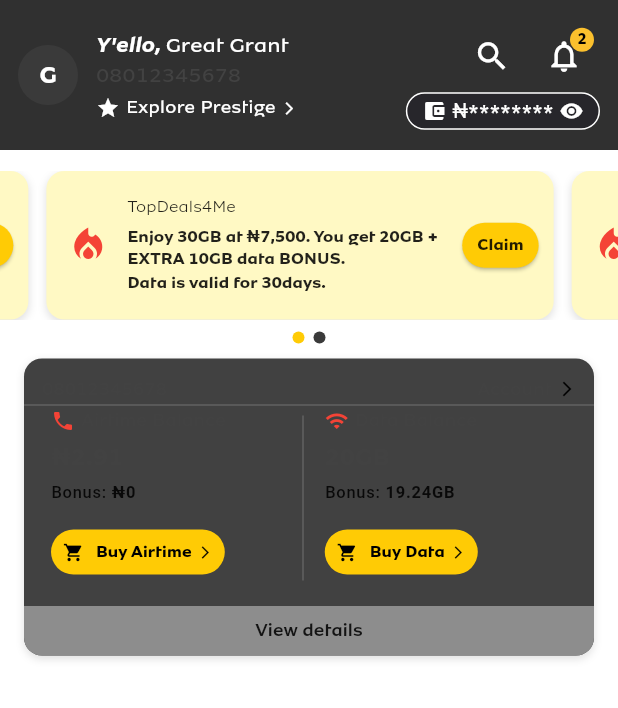
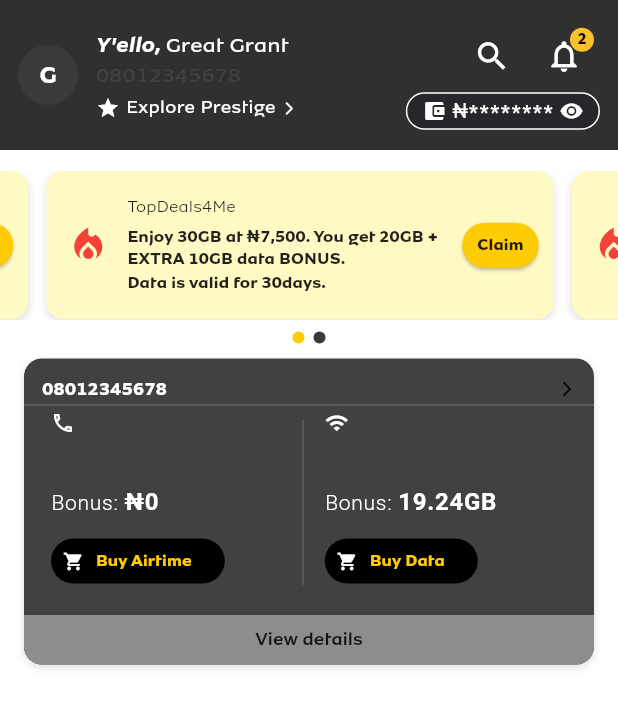
Before and after one commit to GreatGrant/MyMTNNGAppClone, a Flutter app: the screen it shows after launch, on a phone screen of 412 x 824 dp. Shown: the top 708 px of the screen. Run offline on Flutter 3.47's test engine with Material 3 defaults, Android fonts, the phone set to English and light mode, and no system bars; drawn by our look-alikes of carousel_slider.

Commit message:
create cliclable column

```diff
--- a/lib/widgets/balance_slider.dart
+++ b/lib/widgets/balance_slider.dart
@@ -30,7 +30,7 @@ class SliderItem extends StatelessWidget {
             child: Row(
               mainAxisAlignment: MainAxisAlignment.spaceBetween,
               children: [
-                Text(phoneNumber, style: const TextStyle(fontSize: 12)),
+                Text(phoneNumber, style: const TextStyle(fontSize: 12, fontWeight: FontWeight.bold, color: Colors.white)),
                 Row(
                   children: const [
                     Text('Account', style: TextStyle(fontSize: 12)),
@@ -46,12 +46,12 @@ class SliderItem extends StatelessWidget {
 
           // Middle Section with manual padding
           Padding(
-            padding: const EdgeInsets.symmetric(horizontal: 12),
+            padding: const EdgeInsets.fromLTRB(12, 0, 12, 0),
             child: Row(
               children: [
                 Expanded(
                   child: BalanceColumn(
-                    icon: Icons.phone,
+                    icon: Icons.phone_outlined,
                     label: 'Airtime Balance',
                     value: '₦2.91',
                     bonus: '₦0',
@@ -132,9 +132,9 @@ class BalanceColumn extends StatelessWidget {
         children: [
           Row(
             children: [
-              Icon(icon, size: 16, color: Colors.red),
+              Icon(icon, size: 16, color: Colors.white),
               const SizedBox(width: 4),
-              Text(label, style: const TextStyle(fontSize: 12)),
+              Text(label, style: const TextStyle(fontSize: 14, fontWeight: FontWeight.bold)),
             ],
           ),
           const SizedBox(height: 4),
@@ -144,28 +144,28 @@ class BalanceColumn extends StatelessWidget {
             text: TextSpan(
               style: Theme.of(context).textTheme.labelSmall?.copyWith(color: Colors.black87),
               children: [
-                const TextSpan(text: 'Bonus: '),
-                TextSpan(text: bonus, style: const TextStyle(fontWeight: FontWeight.bold)),
+                const TextSpan(text: 'Bonus: ', style: TextStyle(fontSize: 14, color: Colors.white, fontWeight: FontWeight.w300)),
+                TextSpan(text: bonus, style: const TextStyle(fontWeight: FontWeight.bold, fontSize: 16, color: Colors.white)),
               ],
             ),
           ),
-          const SizedBox(height: 8),
+          const SizedBox(height: 4),
           ElevatedButton.icon(
             onPressed: onPressed,
-            icon: const Icon(Icons.shopping_cart, size: 14, color: Colors.black),
+            icon: const Icon(Icons.shopping_cart, size: 14, color: Colors.white),
             label: Row(
               mainAxisSize: MainAxisSize.min,
               children: [
                 Text(buttonLabel,
-                  style: const TextStyle(color: Colors.black, fontSize: 11),
+                  style: const TextStyle(color: Color(0xFFFFCB05), fontSize: 11),
                 ),
                 const SizedBox(width: 4),
                 const Icon(Icons.arrow_forward_ios, size: 10, color: Colors.black),
               ],
             ),
             style: ElevatedButton.styleFrom(
-              backgroundColor: const Color(0xFFFFCB05),
-              foregroundColor: Colors.black,
+              backgroundColor: Colors.black,
+              foregroundColor: const Color(0xFFFFCB05),
               padding: const EdgeInsets.symmetric(horizontal: 8, vertical: 6),
               shape: RoundedRectangleBorder(
                 borderRadius: BorderRadius.circular(20),
@@ -179,3 +179,45 @@ class BalanceColumn extends StatelessWidget {
     );
   }
 }
+
+class ClickableColumn extends StatelessWidget {
+  final IconData icon;
+  final String text;
+  final VoidCallback onTap;
+
+  const ClickableColumn({
+    required this.icon,
+    required this.text,
+    required this.onTap,
+    super.key,
+  });
+
+  @override
+  Widget build(BuildContext context) {
+    return GestureDetector(
+      onTap: onTap, // Entire column is clickable
+      child: Column(
+        mainAxisSize: MainAxisSize.min,
+        mainAxisAlignment: MainAxisAlignment.center,
+        crossAxisAlignment: CrossAxisAlignment.center,
+        children: [
+          Icon(
+            icon,
+            size: 24, // Icon size
+            color: Colors.blue, // Icon color
+          ),
+          const SizedBox(height: 4), // Space between icon and text
+          Text(
+            text,
+            style: TextStyle(
+              fontSize: 16,
+              color: Colors.blue, // Text color
+              fontWeight: FontWeight.w500,
+            ),
+            textAlign: TextAlign.center,
+          ),
+        ],
+      ),
+    );
+  }
+}
```
